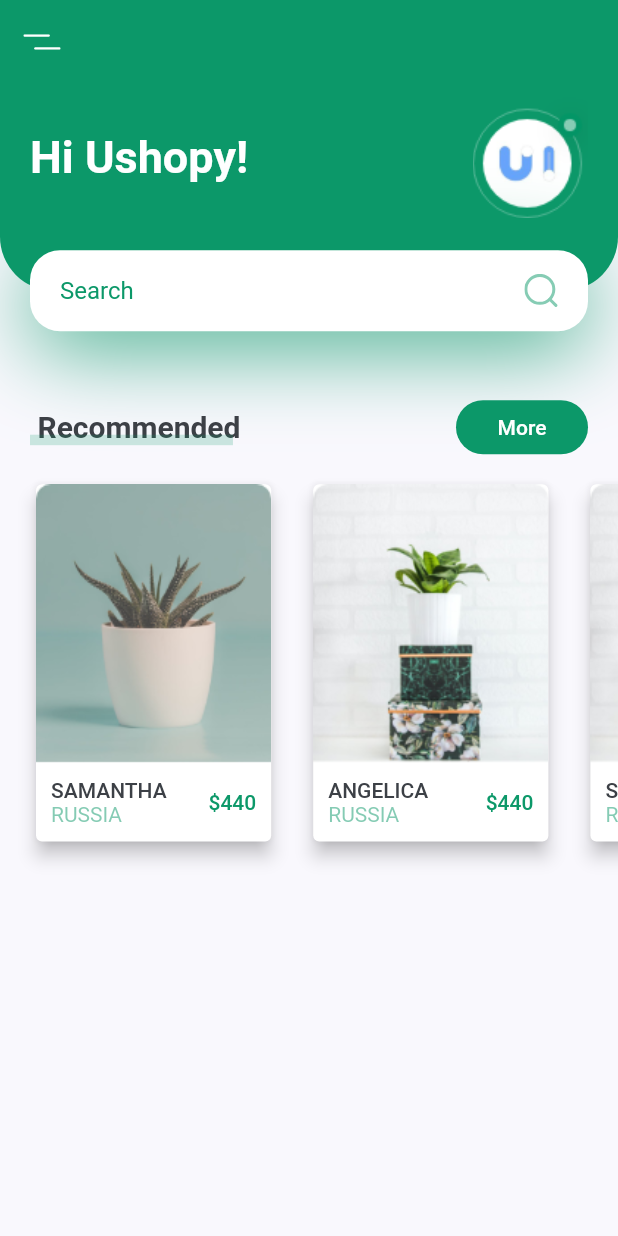
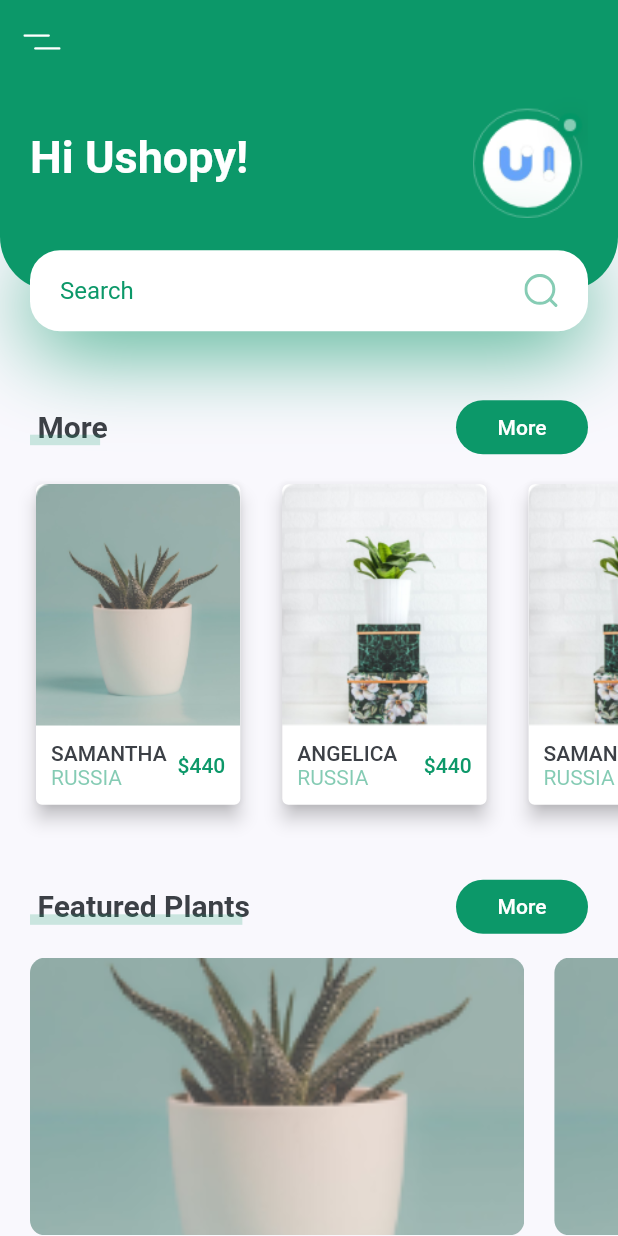
Before and after one commit to sj9102001/flutter-learning, a Flutter app: the screen it shows after launch, on a phone screen of 412 x 824 dp. Run offline on Flutter 3.47's test engine with Material 2 defaults, Android fonts, the phone set to English and light mode, and no system bars; our stand-ins replace flutter_svg; project files that could hold a hidden picture were left out.

Commit message:
scrollable featured plant card

```diff
--- a/plantapp/lib/widgets/body.dart
+++ b/plantapp/lib/widgets/body.dart
@@ -1,4 +1,5 @@
 import 'package:flutter/material.dart';
+import 'package:plantapp/widgets/featured_plant.dart';
 
 import '../widgets/title_with_more_button.dart';
 import '../widgets/header_with_search_box.dart';
@@ -14,7 +15,9 @@ class Body extends StatelessWidget {
         children: <Widget>[
           HeaderWithSearchBox(),
           TitleWithMoreButton(text: 'More', press: () {}),
-          RecommendedPlants()
+          RecommendedPlants(),
+          TitleWithMoreButton(text: 'Featured Plants', press: () {}),
+          FeaturedPlant()
         ],
       ),
     );
--- /dev/null
+++ b/plantapp/lib/widgets/featured_plant.dart
@@ -0,0 +1,56 @@
+import 'package:flutter/material.dart';
+
+import 'package:plantapp/constant.dart';
+
+class FeaturedPlant extends StatelessWidget {
+  const FeaturedPlant({
+    Key? key,
+  }) : super(key: key);
+
+  @override
+  Widget build(BuildContext context) {
+    return SingleChildScrollView(
+      scrollDirection: Axis.horizontal,
+      child: Row(
+        children: [
+          FeaturePlantCard(
+            image: 'assets/images/image_1.png',
+            press: () {},
+          ),
+          FeaturePlantCard(
+            image: 'assets/images/image_1.png',
+            press: () {},
+          ),
+        ],
+      ),
+    );
+  }
+}
+
+class FeaturePlantCard extends StatelessWidget {
+  final String image;
+  final Function press;
+  FeaturePlantCard({required this.image, required this.press});
+  @override
+  Widget build(BuildContext context) {
+    final Size size = MediaQuery.of(context).size;
+    return GestureDetector(
+      onTap: () => press,
+      child: Container(
+        width: size.width * 0.8,
+        height: 185,
+        margin: EdgeInsets.only(
+          left: kDefaultPadding,
+          top: kDefaultPadding / 2,
+          bottom: kDefaultPadding / 2,
+        ),
+        decoration: BoxDecoration(
+          borderRadius: BorderRadius.circular(10),
+          image: DecorationImage(
+              image: AssetImage("assets/images/image_1.png"),
+              fit: BoxFit.cover),
+        ),
+      ),
+    );
+  }
+}
--- a/plantapp/lib/widgets/recommended_plant_card.dart
+++ b/plantapp/lib/widgets/recommended_plant_card.dart
@@ -21,9 +21,9 @@ class RecommendedPlantCard extends StatelessWidget {
       margin: EdgeInsets.only(
         left: kDefaultPadding,
         top: kDefaultPadding / 2,
-        bottom: kDefaultPadding * 2.5,
+        bottom: kDefaultPadding * 2,
       ),
-      width: size.width * 0.4,
+      width: size.width * 0.35,
       child: GestureDetector(
         child: Card(
           elevation: 5,
--- a/plantapp/lib/widgets/title_with_more_button.dart
+++ b/plantapp/lib/widgets/title_with_more_button.dart
@@ -16,7 +16,7 @@ class TitleWithMoreButton extends StatelessWidget {
       child: Row(
         mainAxisAlignment: MainAxisAlignment.spaceBetween,
         children: [
-          TitleWithCustomUnderline('Recommended'),
+          TitleWithCustomUnderline(text),
           FlatButton(
             onPressed: () => press,
             color: kPrimaryColor,
@@ -24,7 +24,7 @@ class TitleWithMoreButton extends StatelessWidget {
               borderRadius: BorderRadius.circular(20),
             ),
             child: Text(
-              text,
+              'More',
               style: TextStyle(color: Colors.white),
             ),
           )
```
